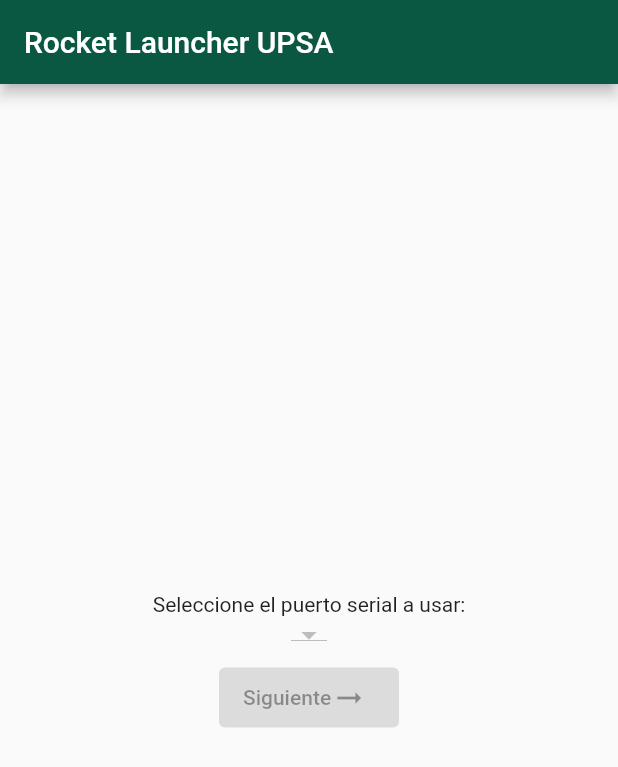
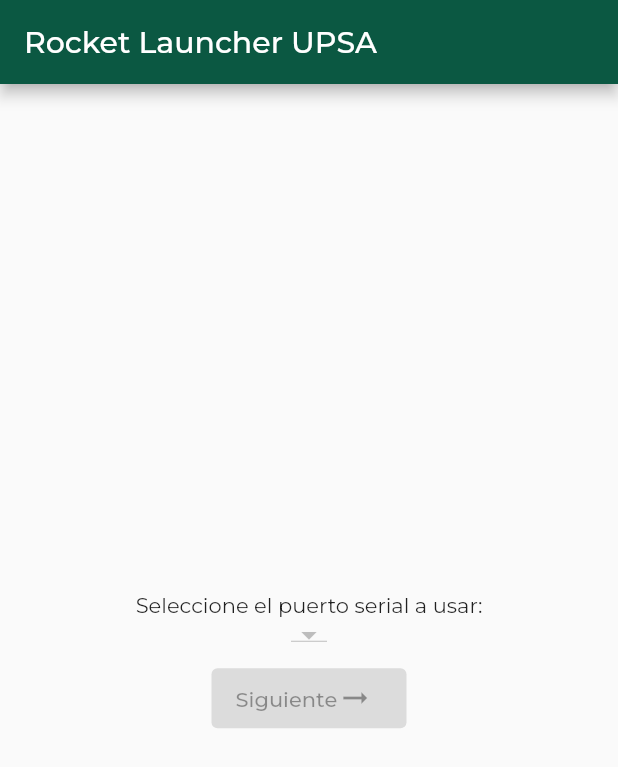
Before and after one commit to CesarSP99/rocket_launcher, a Flutter app: the screen it shows after launch, on a phone screen of 412 x 824 dp. Shown: the top 767 px of the screen. Run offline on Flutter 3.47's test engine with Material 2 defaults, Android fonts, the phone set to English and light mode, and no system bars; our stand-ins replace lottie; missing offline and left inert: flutter_libserialport.

Commit message:
Add Montserrat family

```diff
--- a/lib/main.dart
+++ b/lib/main.dart
@@ -14,8 +14,7 @@
     return MaterialApp(
       title: 'Rocket Launcher',
       theme: ThemeData(
-        primarySwatch: CustomColors.greenUPSA,
-      ),
+          primarySwatch: CustomColors.greenUPSA, fontFamily: 'Montserrat'),
       home: const HomePage(),
       debugShowCheckedModeBanner: false,
     );
--- a/lib/views/home_page.dart
+++ b/lib/views/home_page.dart
@@ -45,7 +45,7 @@
             ),
             SizedBox(
               height: 40,
-              width: 120,
+              width: 130,
               child: ElevatedButton(
                 // style: ElevatedButton.styleFrom(
                 //   primary: const Color(0xff89c970),
```
Also changed, not shown: pubspec.yaml (+6 -11 lines), assets/fonts/Montserrat-Bold.ttf (added), assets/fonts/Montserrat-Regular.ttf (added).
